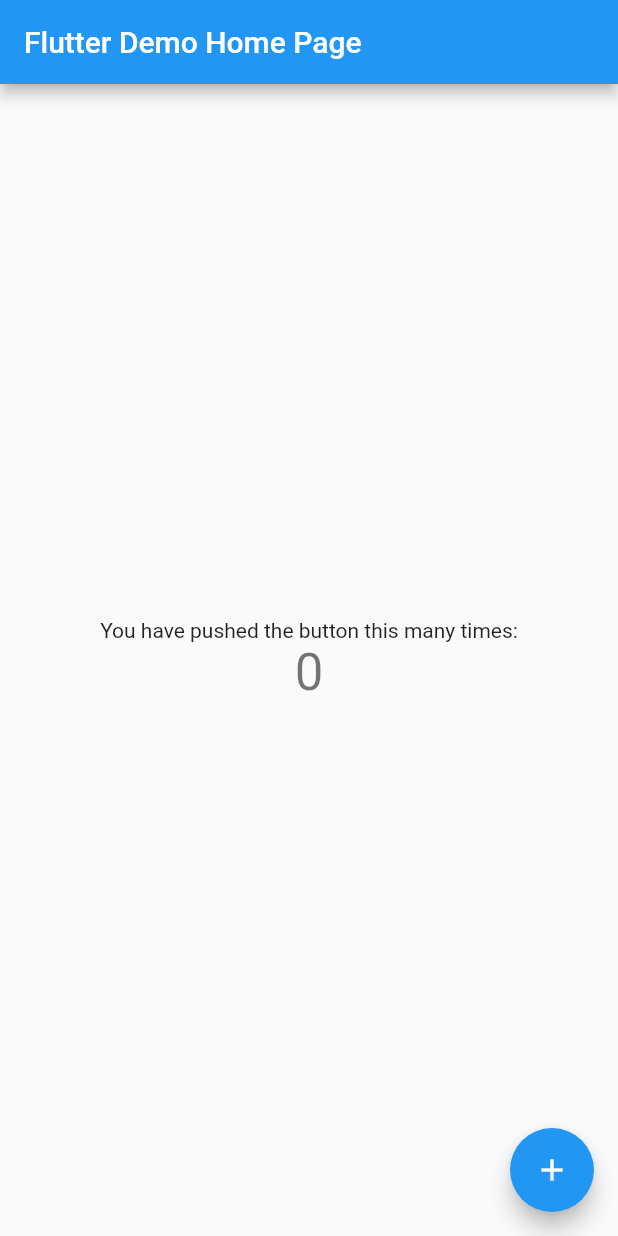
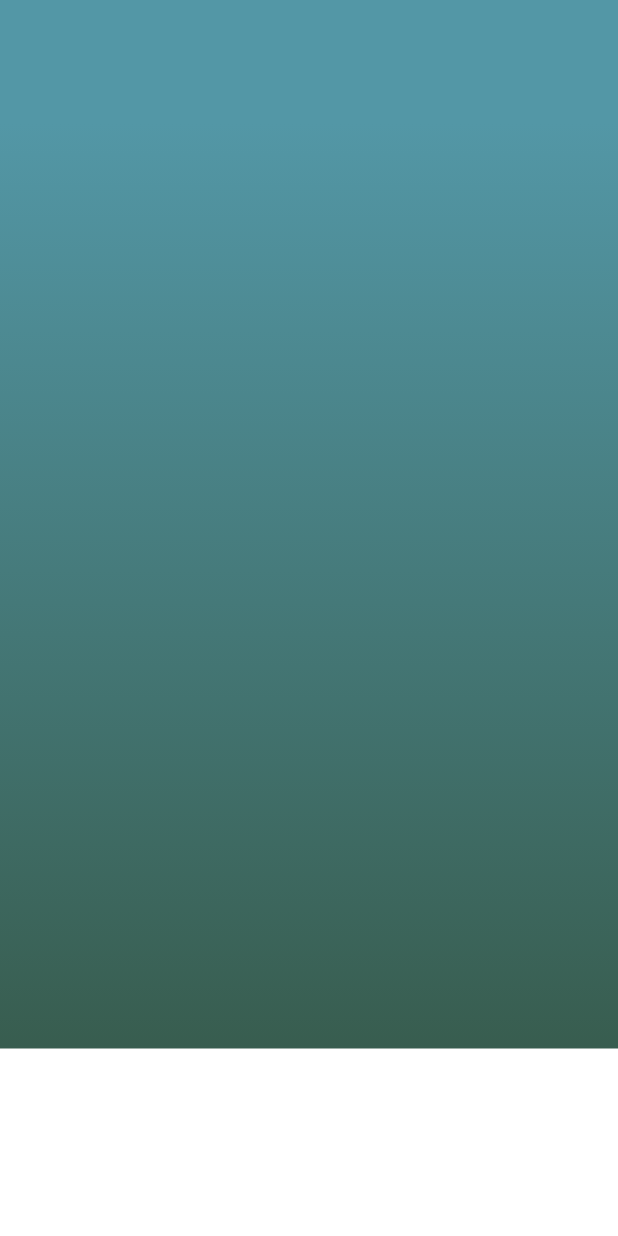
Before and after one commit to RafaelCampo-ME/flutter_test_app, a Flutter app: the screen it shows after launch, on a phone screen of 412 x 824 dp. Run offline on Flutter 3.47's test engine with Material 2 defaults, Android fonts, the phone set to English and light mode, and no system bars.

Commit message:
BackLayout

```diff
--- /dev/null
+++ b/flutter_application_1/lib/BackWheater.dart
@@ -0,0 +1,40 @@
+import 'package:flutter/material.dart';
+import '/assets/ui_constants.dart';
+
+class BackWeather extends StatelessWidget {
+  @override
+  Widget  build(BuildContext context){
+      //TODO: Implement build
+      return new Stack(
+        children: <Widget> [
+          GradientBack(),
+          new Positioned(
+
+            bottom:0.0,
+
+            child: Container (
+            width: MediaQuery.of(context).size.width,
+            height: 125.0,
+            color: Colors.white,
+
+
+            ))
+
+
+          ],
+      );
+    }
+}
+
+class GradientBack extends StatelessWidget {
+  @override build(BuildContext context){
+    return new Container(
+      decoration: new BoxDecoration(
+        gradient:  new LinearGradient(colors: [BackBlue, BackGreen],
+                                      begin: const FractionalOffset(1.0, 0.1),
+                                      end: const FractionalOffset(1.0, 0.9)
+          )
+      ),
+    );
+  }
+}
--- /dev/null
+++ b/flutter_application_1/lib/assets/ui_constants.dart
@@ -0,0 +1,7 @@
+import 'package:flutter/material.dart';
+
+const BackBlue = Color.fromRGBO( 83, 151, 166,100);   // #5397A6
+const BackGreen = Color.fromRGBO( 54, 89, 73,100);    //  #365949
+const BackPurple = Color.fromRGBO(74, 84, 140,100);  //  #4A548C
+const BackBone = Color.fromRGBO(242, 233, 216,100);  //  #F2E9D8
+const BackBlack = Color.fromRGBO(13,13,13,100);      //  #0D0D0D
--- a/flutter_application_1/lib/main.dart
+++ b/flutter_application_1/lib/main.dart
@@ -1,4 +1,5 @@
 import 'package:flutter/material.dart';
+import 'BackWheater.dart';
 
 void main() {
   runApp(const MyApp());
@@ -24,7 +25,7 @@ class MyApp extends StatelessWidget {
         // is not restarted.
         primarySwatch: Colors.blue,
       ),
-      home: const MyHomePage(title: 'Flutter Demo Home Page'),
+      home: new BackWeather(),
     );
   }
 }
```
